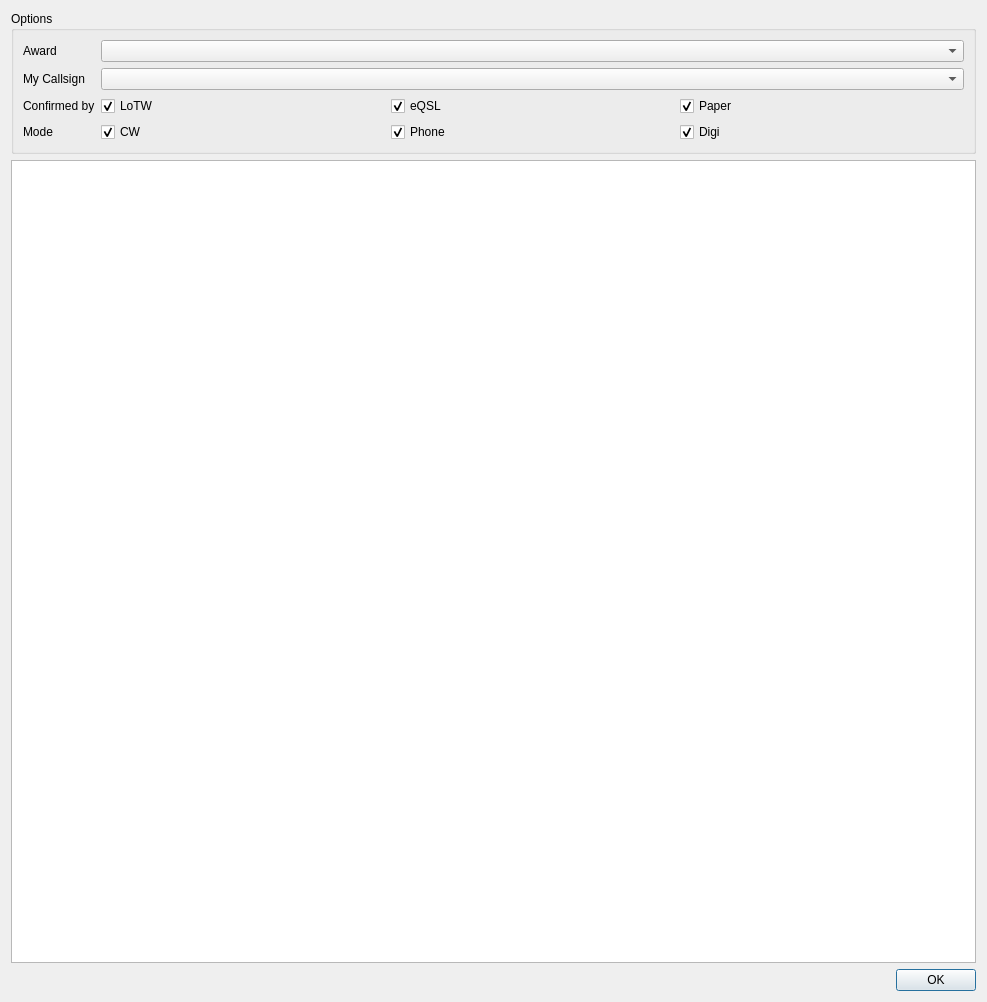
Before: the Qt Designer form ui/AwardsDialog.ui in k5mcd/QLog, drawn with Qt 5.
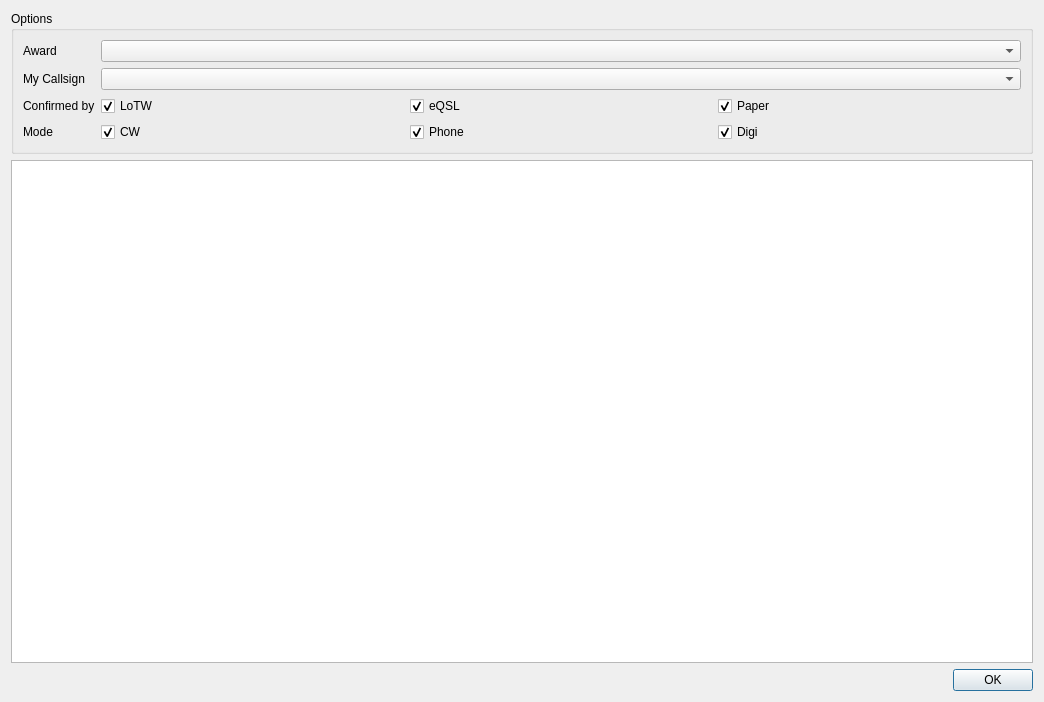
After: the same form once the commit is applied.

Diff of the .ui file:
```diff
--- a/ui/AwardsDialog.ui
+++ b/ui/AwardsDialog.ui
@@ -6,8 +6,8 @@
    <rect>
     <x>0</x>
     <y>0</y>
-    <width>987</width>
-    <height>1002</height>
+    <width>1044</width>
+    <height>702</height>
    </rect>
   </property>
   <property name="windowTitle">
```
